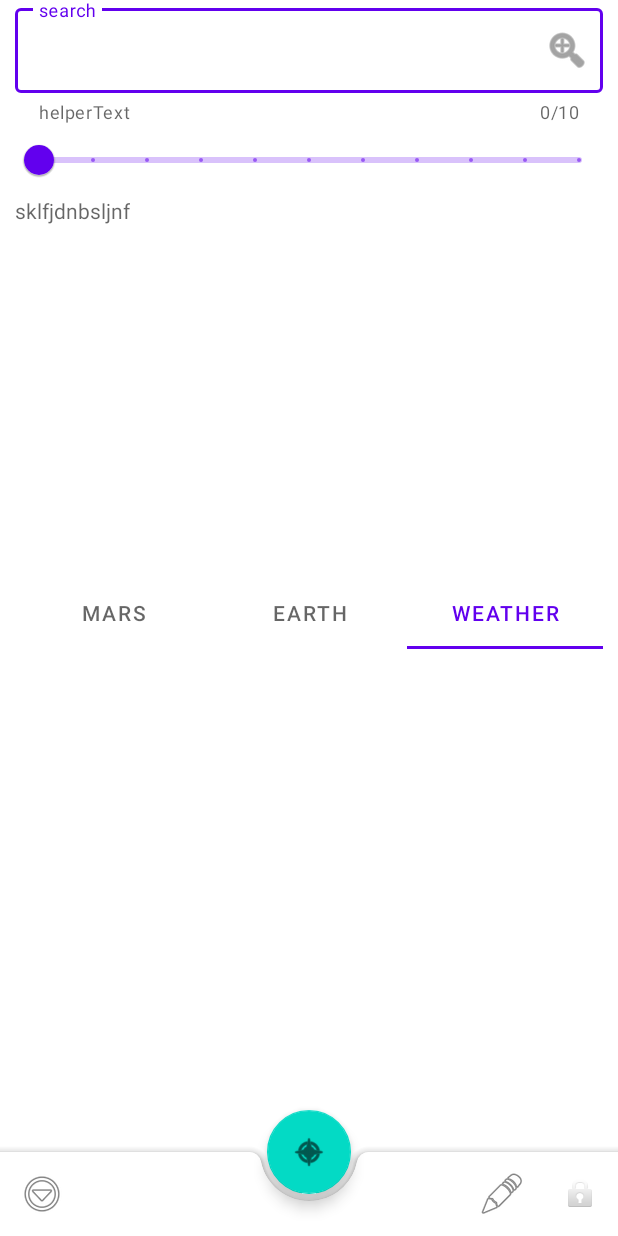
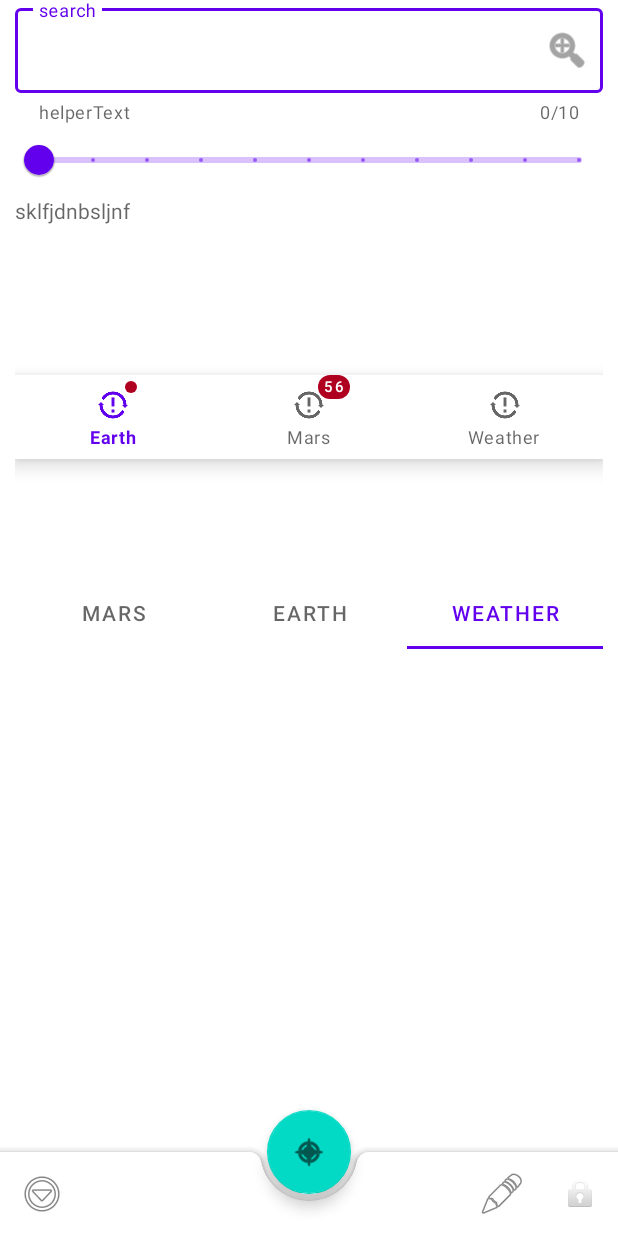
Before and after one commit to aleks-hd/AplicMaterDis, an Android app: the screen it shows after launch (MainActivity), tab 3 chosen, on a phone screen of 412 x 824 dp. Run offline under Robolectric (Android 15) with nearby library versions, the phone set to English and light mode, and no system bars; libraries missing offline, so code that uses them is left out: coil.api.load; plain views replace YouTubePlayerView; pictures from the network do not load; Roboto replaces fonts that are not available here; 2 statements that could not run were skipped.

Commit message:
Знакомство с navigation_bar

```diff
--- a/app/src/main/res/layout/fragment_main.xml
+++ b/app/src/main/res/layout/fragment_main.xml
@@ -11,6 +11,7 @@
         android:layout_height="match_parent"
         android:paddingStart="10dp"
         android:paddingEnd="10dp">
+
 
         <LinearLayout
             android:id="@+id/fragment_container"
@@ -29,11 +30,12 @@
 
 
             </androidx.viewpager.widget.ViewPager>
+
             <com.google.android.material.tabs.TabLayout
                 android:id="@+id/tab_layout"
                 android:layout_width="match_parent"
-                android:layout_height="wrap_content"/>
-            </LinearLayout>
+                android:layout_height="wrap_content" />
+        </LinearLayout>
 
         <com.google.android.material.textfield.TextInputLayout
             android:id="@+id/input_layout"
--- a/app/src/main/res/layout/fragment_weather.xml
+++ b/app/src/main/res/layout/fragment_weather.xml
@@ -12,19 +12,38 @@
         android:id="@+id/slider_test"
         android:layout_width="match_parent"
         android:layout_height="wrap_content"
+        android:stepSize="10.0"
         android:valueFrom="0.0"
-        android:valueTo="100.0"
-        android:stepSize="10.0"/>
+        android:valueTo="100.0" />
+
     <TextView
         android:id="@+id/textTest"
         android:layout_width="wrap_content"
         android:layout_height="wrap_content"
-        android:hint="sklfjdnbsljnf"/>
+        android:hint="sklfjdnbsljnf" />
 
-   <!-- <com.google.android.youtube.player.YouTubePlayerView
-        android:id="@+id/youtube_player"
-        android:layout_width="250dp"
-        android:layout_height="200dp"
-        android:layout_gravity="center"/> -->
+    <ImageView
+        android:id="@+id/image_navigation_view"
+        android:layout_width="100dp"
+        android:layout_height="100dp"
+        android:layout_gravity="center"
+        app:layout_constraintEnd_toEndOf="parent"
+        app:layout_constraintStart_toStartOf="parent"
+        app:layout_constraintTop_toTopOf="parent" />
+
+    <com.google.android.material.bottomnavigation.BottomNavigationView
+        android:id="@+id/bottom_navigation_view"
+        android:layout_width="wrap_content"
+        android:layout_height="wrap_content"
+        app:layout_constraintBottom_toBottomOf="parent"
+        app:layout_constraintEnd_toEndOf="parent"
+        app:layout_constraintStart_toStartOf="parent"
+        app:layout_constraintTop_toTopOf="parent"
+        app:menu="@menu/main_menu" />
+    <!-- <com.google.android.youtube.player.YouTubePlayerView
+         android:id="@+id/youtube_player"
+         android:layout_width="250dp"
+         android:layout_height="200dp"
+         android:layout_gravity="center"/> -->
 
 </LinearLayout>
--- /dev/null
+++ b/app/src/main/res/menu/main_menu.xml
@@ -0,0 +1,15 @@
+<?xml version="1.0" encoding="utf-8"?>
+<menu xmlns:android="http://schemas.android.com/apk/res/android">
+    <item
+        android:id="@+id/bottom_view_earth"
+        android:icon="@drawable/error_load"
+        android:title="Earth" />
+    <item
+        android:id="@+id/bottom_view_mars"
+        android:icon="@drawable/error_load"
+        android:title="Mars" />
+    <item
+        android:id="@+id/bottom_view_weather"
+        android:icon="@drawable/error_load"
+        android:title="Weather" />
+</menu>
```
Also changed, not shown: app/src/main/java/com/hfad/aplicmaterdis/view/viewPagers/WeatherFragment.kt (+45 -8 lines).
